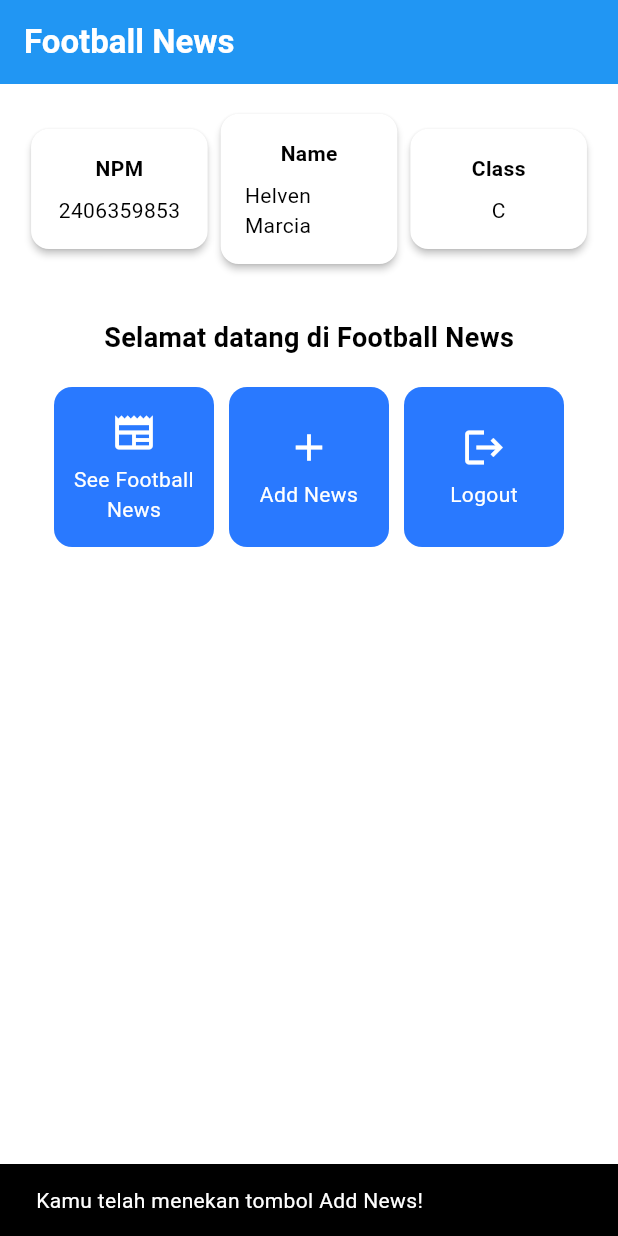
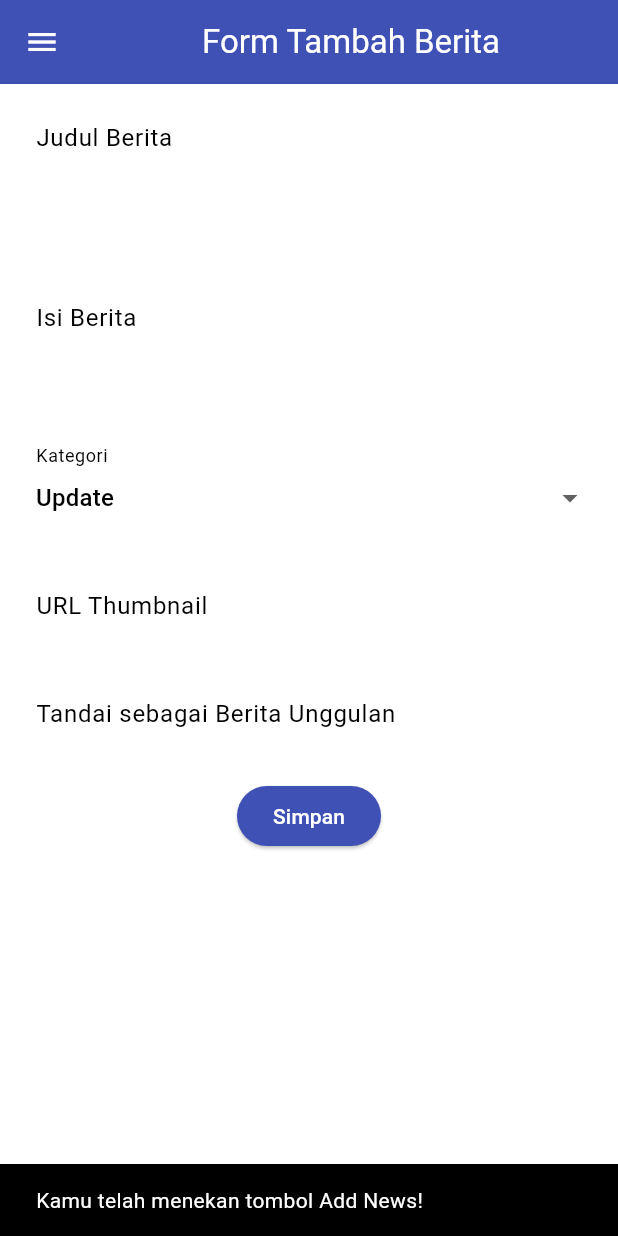
Before and after one commit to helvenmarcia/football-news-mobile, a Flutter app: the screen it shows after launch, after a tap on "Add News", on a phone screen of 412 x 824 dp. Run offline on Flutter 3.47's test engine with Material 3 defaults, Android fonts, the phone set to English and light mode, and no system bars.

Commit message:
Tutorial 7

```diff
--- a/lib/main.dart
+++ b/lib/main.dart
@@ -1,5 +1,5 @@
 import 'package:flutter/material.dart';
-import 'package:football_news/menu.dart';
+import 'package:football_news/screens/menu.dart';
 
 void main() {
   runApp(const MyApp());
--- a/lib/menu.dart
+++ b/lib/screens/menu.dart
@@ -1,4 +1,14 @@
 import 'package:flutter/material.dart';
+// Import drawer widget
+import 'package:football_news/widgets/left_drawer.dart';
+import 'package:football_news/widgets/news_card.dart';
+
+class ItemHomepage {
+  final String name;
+  final IconData icon;
+
+  ItemHomepage(this.name, this.icon);
+}
 
 class MyHomePage extends StatelessWidget {
   MyHomePage({super.key});
@@ -14,7 +24,7 @@ class MyHomePage extends StatelessWidget {
   ];
 
   @override
-    Widget build(BuildContext context) {
+  Widget build(BuildContext context) {
     // Scaffold menyediakan struktur dasar halaman dengan AppBar dan body.
     return Scaffold(
       // AppBar adalah bagian atas halaman yang menampilkan judul.
@@ -30,6 +40,8 @@ class MyHomePage extends StatelessWidget {
         // Warna latar belakang AppBar diambil dari skema warna tema aplikasi.
         backgroundColor: Theme.of(context).colorScheme.primary,
       ),
+
+      drawer: const LeftDrawer(),
       // Body halaman dengan padding di sekelilingnya.
       body: Padding(
         padding: const EdgeInsets.all(16.0),
@@ -126,67 +138,6 @@ class InfoCard extends StatelessWidget {
   }
 }
 
-class ItemCard extends StatelessWidget {
-  // Menampilkan kartu dengan ikon dan nama.
-
-  final ItemHomepage item;
-
-  const ItemCard(this.item, {super.key});
-
-  @override
-  Widget build(BuildContext context) {
-    return Material(
-      // Menentukan warna latar belakang dari tema aplikasi.
-      color: Theme.of(context).colorScheme.secondary,
-      // Membuat sudut kartu melengkung.
-      borderRadius: BorderRadius.circular(12),
-
-      child: InkWell(
-        // Aksi ketika kartu ditekan.
-        onTap: () {
-          // Menampilkan pesan SnackBar saat kartu ditekan.
-          ScaffoldMessenger.of(context)
-            ..hideCurrentSnackBar()
-            ..showSnackBar(
-              SnackBar(content: Text("Kamu telah menekan tombol ${item.name}!"))
-            );
-        },
-        // Container untuk menyimpan Icon dan Text
-        child: Container(
-          padding: const EdgeInsets.all(8),
-          child: Center(
-            child: Column(
-              // Menyusun ikon dan teks di tengah kartu.
-              mainAxisAlignment: MainAxisAlignment.center,
-              children: [
-                Icon(
-                  item.icon,
-                  color: Colors.white,
-                  size: 30.0,
-                ),
-                const Padding(padding: EdgeInsets.all(3)),
-                Text(
-                  item.name,
-                  textAlign: TextAlign.center,
-                  style: const TextStyle(color: Colors.white),
-                ),
-              ],
-            ),
-          ),
-        ),
-      ),
-    );
-  }
-
-}
-
-class ItemHomepage {
- final String name;
- final IconData icon;
-
- ItemHomepage(this.name, this.icon);
-}
-
 // class _MyHomePageState extends State<MyHomePage> {
 //   int _counter = 0;
 
--- /dev/null
+++ b/lib/screens/newslist_form.dart
@@ -0,0 +1,217 @@
+import 'package:flutter/material.dart';
+import 'package:football_news/widgets/left_drawer.dart';
+// TODO: Impor drawer yang sudah dibuat sebelumnya
+
+class NewsFormPage extends StatefulWidget {
+  const NewsFormPage({super.key});
+
+  @override
+  State<NewsFormPage> createState() => _NewsFormPageState();
+}
+
+class _NewsFormPageState extends State<NewsFormPage> {
+  final _formKey = GlobalKey<FormState>();
+  String _title = "";
+  String _content = "";
+  String _category = "update"; // default
+  String _thumbnail = "";
+  bool _isFeatured = false; // default
+
+  final List<String> _categories = [
+    'transfer',
+    'update',
+    'exclusive',
+    'match',
+    'rumor',
+    'analysis',
+  ];
+
+  @override
+  Widget build(BuildContext context) {
+    return Scaffold(
+      appBar: AppBar(
+        title: const Center(
+          child: Text(
+            'Form Tambah Berita',
+          ),
+        ),
+        backgroundColor: Colors.indigo,
+        foregroundColor: Colors.white,
+      ),
+      // TODO: Tambahkan drawer yang sudah dibuat di sini
+      drawer: const LeftDrawer(),
+      body: Form(
+        key: _formKey,
+        child: SingleChildScrollView(
+            child: Column(
+          crossAxisAlignment: CrossAxisAlignment.start,
+          children: [
+            // === Title ===
+            Padding(
+              padding: const EdgeInsets.all(8.0),
+              child: TextFormField(
+                decoration: InputDecoration(
+                  hintText: "Judul Berita",
+                  labelText: "Judul Berita",
+                  border: OutlineInputBorder(
+                    borderRadius: BorderRadius.circular(5.0),
+                  ),
+                ),
+                onChanged: (String? value) {
+                  setState(() {
+                    _title = value!;
+                  });
+                },
+                validator: (String? value) {
+                  if (value == null || value.isEmpty) {
+                    return "Judul tidak boleh kosong!";
+                  }
+                  return null;
+                },
+              ),
+            ),
+
+            // === Content ===
+            Padding(
+              padding: const EdgeInsets.all(8.0),
+              child: TextFormField(
+                maxLines: 5,
+                decoration: InputDecoration(
+                  hintText: "Isi Berita",
+                  labelText: "Isi Berita",
+                  border: OutlineInputBorder(
+                    borderRadius: BorderRadius.circular(5.0),
+                  ),
+                ),
+                onChanged: (String? value) {
+                  setState(() {
+                    _content = value!;
+                  });
+                },
+                validator: (String? value) {
+                  if (value == null || value.isEmpty) {
+                    return "Isi berita tidak boleh kosong!";
+                  }
+                  return null;
+                },
+              ),
+            ),
+
+            // === Category ===
+            Padding(
+              padding: const EdgeInsets.all(8.0),
+              child: DropdownButtonFormField<String>(
+                decoration: InputDecoration(
+                  labelText: "Kategori",
+                  border: OutlineInputBorder(
+                    borderRadius: BorderRadius.circular(5.0),
+                  ),
+                ),
+                value: _category,
+                items: _categories
+                    .map((cat) => DropdownMenuItem(
+                        value: cat,
+                        child: Text(
+                            cat[0].toUpperCase() + cat.substring(1))))
+                    .toList(),
+                onChanged: (String? newValue) {
+                  setState(() {
+                    _category = newValue!;
+                  });
+                },
+              ),
+            ),
+
+            // === Thumbnail URL ===
+            Padding(
+              padding: const EdgeInsets.all(8.0),
+              child: TextFormField(
+                decoration: InputDecoration(
+                  hintText: "URL Thumbnail (opsional)",
+                  labelText: "URL Thumbnail",
+                  border: OutlineInputBorder(
+                    borderRadius: BorderRadius.circular(5.0),
+                  ),
+                ),
+                onChanged: (String? value) {
+                  setState(() {
+                    _thumbnail = value!;
+                  });
+                },
+              ),
+            ),
+
+            // === Is Featured ===
+            Padding(
+              padding: const EdgeInsets.all(8.0),
+              child: SwitchListTile(
+                title: const Text("Tandai sebagai Berita Unggulan"),
+                value: _isFeatured,
+                onChanged: (bool value) {
+                  setState(() {
+                    _isFeatured = value;
+                  });
+                },
+              ),
+            ),
+
+            // === Tombol Simpan ===
+            Align(
+              alignment: Alignment.bottomCenter,
+              child: Padding(
+                padding: const EdgeInsets.all(8.0),
+                child: ElevatedButton(
+                  style: ButtonStyle(
+                    backgroundColor:
+                        MaterialStateProperty.all(Colors.indigo),
+                  ),
+                  onPressed: () {
+                    if (_formKey.currentState!.validate()) {
+                      showDialog(
+                        context: context,
+                        builder: (context) {
+                          return AlertDialog(
+                            title:
+                                const Text('Berita berhasil disimpan!'),
+                            content: SingleChildScrollView(
+                              child: Column(
+                                crossAxisAlignment:
+                                    CrossAxisAlignment.start,
+                                children: [
+                                  Text('Judul: $_title'),
+                                  // TODO: Munculkan value-value lainnya
+                                  Text('Isi: $_content'),
+                                  Text('Kategori: $_category'),
+                                  Text('Thumbnail: $_thumbnail'),
+                                  Text(
+                                      'Unggulan: ${_isFeatured ? "Ya" : "Tidak"}'),
+                                ],
+                              ),
+                            ),
+                            actions: [
+                              TextButton(
+                                child: const Text('OK'),
+                                onPressed: () {
+                                  Navigator.pop(context);
+                                },
+                              ),
+                            ],
+                          );
+                        },
+                      );
+                      _formKey.currentState!.reset();
+                    }
+                  },
+                  child: const Text(
+                    "Simpan",
+                    style: TextStyle(color: Colors.white),
+                  ),
+                ),
+              ),
+            ),
+          ],
+        )),
+      ),
+    );
+  }
+}
--- /dev/null
+++ b/lib/widgets/left_drawer.dart
@@ -0,0 +1,83 @@
+import 'package:flutter/material.dart';
+import 'package:football_news/screens/menu.dart';
+import 'package:football_news/screens/newslist_form.dart';
+
+class LeftDrawer extends StatelessWidget {
+  const LeftDrawer({super.key});
+
+  @override
+  Widget build(BuildContext context) {
+    return Drawer(
+      child: ListView(
+        children: [
+          const DrawerHeader(
+            // TODO: Bagian drawer header
+            decoration: BoxDecoration(
+              color: Colors.blue,
+            ),
+            child: Column(
+              children: [
+                Text(
+                  'Football News',
+                  textAlign: TextAlign.center,
+                  style: TextStyle(
+                    fontSize: 30,
+                    fontWeight: FontWeight.bold,
+                    color: Colors.white,
+                  ),
+                ),
+                Padding(padding: EdgeInsets.all(10)),
+                Text(
+                  "Seluruh berita sepak bola terkini di sini!",
+                  // TODO: Tambahkan gaya teks dengan center alignment, font ukuran 15, warna putih, dan weight biasa
+                  textAlign: TextAlign.center,
+                  style: TextStyle(
+                    fontSize: 15,
+                    color: Colors.white,
+                    fontWeight: FontWeight.normal,
+                  ),
+                ),
+              ],
+            ),
+          ),
+          // TODO: Bagian routing
+          ListTile(
+            leading: const Icon(Icons.home_outlined),
+            title: const Text('Home'),
+            // Bagian redirection ke MyHomePage
+            onTap: () {
+              Navigator.pushReplacement(
+                  context,
+                  MaterialPageRoute(
+                    builder: (context) => MyHomePage(),
+                  ));
+            },
+          ),
+          ListTile(
+            leading: const Icon(Icons.post_add),
+            title: const Text('Add News'),
+            // Bagian redirection ke NewsFormPage
+            onTap: () {
+              /*
+              TODO: Buatlah routing ke NewsFormPage di sini,
+              setelah halaman NewsFormPage sudah dibuat.
+              */
+              Navigator.pushReplacement(
+                  context,
+                  MaterialPageRoute(
+                      builder: (context) => const NewsFormPage()));
+            },
+          ),
+          // TODO: Buat ListTile baru untuk ke halaman melihat news
+          ListTile(
+            leading: const Icon(Icons.newspaper),
+            title: const Text('See News'),
+            onTap: () {
+              // Navigasi ke halaman See News (belum dibuat)
+            },
+          ),
+        ],
+      ),
+    );
+  }
+}
--- /dev/null
+++ b/lib/widgets/news_card.dart
@@ -0,0 +1,65 @@
+import 'package:flutter/material.dart';
+import 'package:football_news/screens/newslist_form.dart';
+import 'package:football_news/screens/menu.dart';
+
+class ItemCard extends StatelessWidget {
+  // Menampilkan kartu dengan ikon dan nama.
+
+  final ItemHomepage item;
+
+  const ItemCard(this.item, {super.key});
+
+  @override
+  Widget build(BuildContext context) {
+    return Material(
+      // Menentukan warna latar belakang dari tema aplikasi.
+      color: Theme.of(context).colorScheme.secondary,
+      // Membuat sudut kartu melengkung.
+      borderRadius: BorderRadius.circular(12),
+
+      child: InkWell(
+        // Aksi ketika kartu ditekan.
+        onTap: () {
+          // Menampilkan pesan SnackBar saat kartu ditekan.
+          ScaffoldMessenger.of(context)
+            ..hideCurrentSnackBar()
+            ..showSnackBar(
+                SnackBar(content: Text("Kamu telah menekan tombol ${item.name}!"))
+            );
+
+          if (item.name == "Add News") {
+            Navigator.pushReplacement(
+                  context,
+                  MaterialPageRoute(
+                      builder: (context) => const NewsFormPage()));
+          }
+
+        },
+        // Container untuk menyimpan Icon dan Text
+        child: Container(
+          padding: const EdgeInsets.all(8),
+          child: Center(
+            child: Column(
+              // Menyusun ikon dan teks di tengah kartu.
+              mainAxisAlignment: MainAxisAlignment.center,
+              children: [
+                Icon(
+                  item.icon,
+                  color: Colors.white,
+                  size: 30.0,
+                ),
+                const Padding(padding: EdgeInsets.all(3)),
+                Text(
+                  item.name,
+                  textAlign: TextAlign.center,
+                  style: const TextStyle(color: Colors.white),
+                ),
+              ],
+            ),
+          ),
+        ),
+      ),
+    );
+  }
+
+}
```
